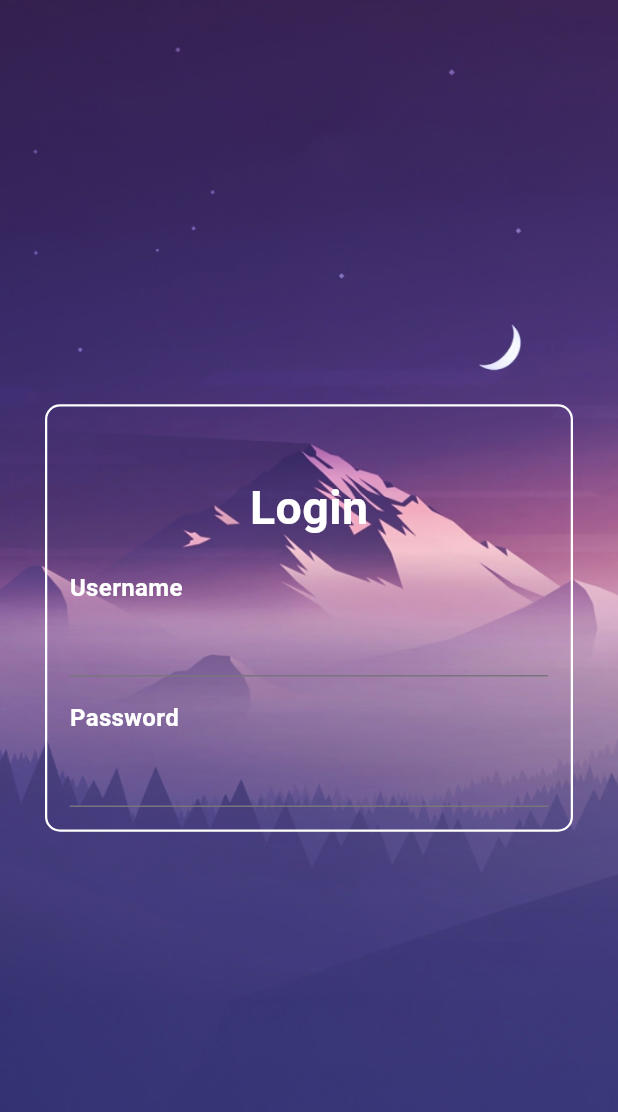
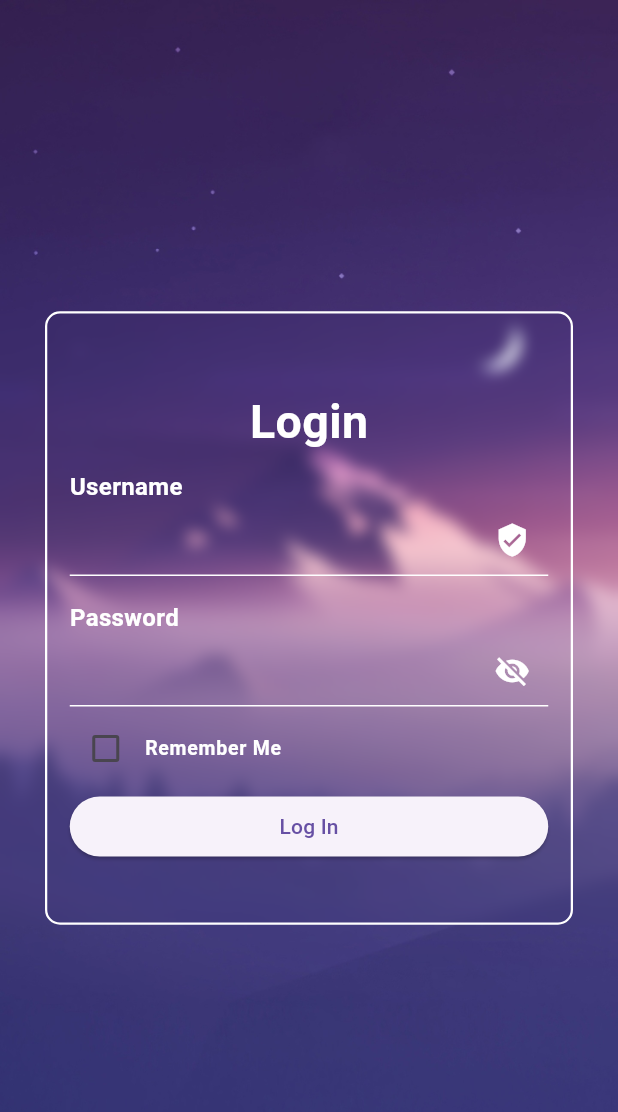
Before and after one commit to levietduc2000cb/bailab9, a Flutter app: the screen it shows after launch, on a phone screen of 412 x 824 dp. Shown: the top 1112 px of the screen. Run offline on Flutter 3.47's test engine with Material 3 defaults, Android fonts, the phone set to English and light mode, and no system bars; our stand-ins replace shared_preferences; accounts and stored records are empty.

Commit message:
làmsÆửa phÃần view login

```diff
--- a/lib/apis/http_service.dart
+++ b/lib/apis/http_service.dart
@@ -37,21 +37,13 @@ class HttpService {
       "username": loginRequest.username,
       "password": loginRequest.password
     };
-
-    try {
       final response = await http.post(baseUrl, body: body);
-
-      // Success
       if (response.statusCode == 200) {
-        // If the server did return a 200 OK response,
-        // then parse the JSON.
         return LoginResponse.fromJson(jsonDecode(response.body));
       }
-    } catch (e) {
-      return null;
-    }
-
-    return null;
+      else{
+        return null;
+      }
   }
 
   static Future<User?> getCurrentAuthUser(String token) async {
--- a/lib/screens/login_screen.dart
+++ b/lib/screens/login_screen.dart
@@ -1,6 +1,11 @@
-import 'package:flutter/cupertino.dart';
+import 'dart:ui';
 import 'package:flutter/material.dart';
-import 'package:flutter/widgets.dart';
+import 'package:bailab9/apis/login_response.dart';
+import '../utils/local_storage.dart';
+import '../utils/constant.dart';
+import '../apis/http_service.dart';
+import '../apis/login_request.dart';
+import 'home_screen.dart';
 
 class LoginScreen extends StatelessWidget {
   const LoginScreen({super.key});
@@ -25,19 +30,28 @@ class _Login extends State<Login> {
   final _formLoginKey = GlobalKey<FormState>();
   TextEditingController userNameController = TextEditingController();
   TextEditingController passwordController = TextEditingController();
-  bool rememberMeChecked = false;
+  bool isRememberMe = false;
+  bool isVisibilityPassword = false;
 
   @override
   Widget build(BuildContext context) {
     return Scaffold(
         body: Stack(
       children: [
-        Positioned.fill(child: SingleChildScrollView(
-        child:Image.asset("images/bg.jpeg")
-        )),
+        Positioned.fill(
+            child: SingleChildScrollView(
+                child: Image.asset(
+          "images/bg.jpeg",
+          fit: BoxFit.cover,
+          alignment: Alignment.center,
+        ))),
         Center(
+          child: ClipRect(
+            child: BackdropFilter(
+              filter: ImageFilter.blur(sigmaX: 5, sigmaY: 5),
               child: Container(
-            padding: const EdgeInsets.all(15),
+                padding:
+                    const EdgeInsets.symmetric(horizontal: 15, vertical: 40),
                 margin: const EdgeInsets.symmetric(horizontal: 30),
                 decoration: BoxDecoration(
                   border: Border.all(
@@ -53,7 +67,7 @@ class _Login extends State<Login> {
                     crossAxisAlignment: CrossAxisAlignment.start,
                     children: [
                       Container(
-                    margin: const EdgeInsets.only(top: 30, bottom: 20),
+                        margin: const EdgeInsets.only(top: 10, bottom: 10),
                         child: const Align(
                           alignment: Alignment.center,
                           child: Text('Login',
@@ -61,18 +75,25 @@ class _Login extends State<Login> {
                                 fontWeight: FontWeight.bold,
                                 fontSize: 31,
                                 color: Colors.white,
-                        )),),
+                              )),
                         ),
-                  const Text("Username", style: TextStyle(fontSize: 16, fontWeight: FontWeight.bold, color: Colors.white)),
+                      ),
+                      const Text("Username",
+                          style: TextStyle(
+                              fontSize: 16,
+                              fontWeight: FontWeight.bold,
+                              color: Colors.white)),
                       TextFormField(
+                          cursorColor: Colors.white,
                           keyboardType: TextInputType.text,
                           controller: userNameController,
                           textInputAction: TextInputAction.next,
                           style: const TextStyle(color: Colors.white),
-
                           decoration: const InputDecoration(
-                        border: UnderlineInputBorder(
-                          borderSide: BorderSide(color: Colors.white),
+                            enabledBorder: UnderlineInputBorder(
+                              borderSide: BorderSide(
+                                  color: Colors
+                                      .white), // Màu sắc của đường viền khi không có tiêu điểm (focus)
                             ),
                             focusedBorder: UnderlineInputBorder(
                               borderSide: BorderSide(color: Colors.white),
@@ -80,6 +101,8 @@ class _Login extends State<Login> {
                             hintStyle: TextStyle(
                               color: Colors.white,
                             ),
+                            suffixIcon:
+                                Icon(Icons.verified_user, color: Colors.white),
                           ),
                           validator: (value) {
                             if (value == null || value.isEmpty) {
@@ -88,29 +111,75 @@ class _Login extends State<Login> {
                             return null;
                           }),
                       Container(
-                    margin: EdgeInsets.only(top: 16),
-                    child: const Text("Password", style: TextStyle(fontSize: 16, fontWeight: FontWeight.bold, color: Colors.white)),
+                        margin: const EdgeInsets.only(top: 16),
+                        child: const Text("Password",
+                            style: TextStyle(
+                                fontSize: 16,
+                                fontWeight: FontWeight.bold,
+                                color: Colors.white)),
                       ),
                       TextFormField(
+                          cursorColor: Colors.white,
                           keyboardType: TextInputType.text,
                           controller: passwordController,
                           textInputAction: TextInputAction.done,
+                          obscureText: isVisibilityPassword ? false : true,
                           style: const TextStyle(color: Colors.white),
-                      decoration: const InputDecoration(
-                        border: UnderlineInputBorder(
+                          decoration: InputDecoration(
+                              enabledBorder: const UnderlineInputBorder(
+                                borderSide: BorderSide(
+                                    color: Colors
+                                        .white), // Màu sắc của đường viền khi không có tiêu điểm (focus)
+                              ),
+                              focusedBorder: const UnderlineInputBorder(
                                 borderSide: BorderSide(color: Colors.white),
                               ),
-                        focusedBorder: UnderlineInputBorder(
-                          borderSide: BorderSide(color: Colors.white),
-                        ),
-                      ),
+                              suffixIcon: GestureDetector(
+                                  onTap: () {
+                                    setState(() {
+                                      isVisibilityPassword =
+                                          !isVisibilityPassword;
+                                    });
+                                  },
+                                  child: Icon(
+                                      isVisibilityPassword
+                                          ? Icons.visibility
+                                          : Icons.visibility_off,
+                                      color: Colors.white))),
                           validator: (value) {
                             if (value == null || value.isEmpty) {
                               return 'Please enter your password';
                             }
                             return null;
-                      })
+                          }),
+                      CheckboxListTile(
+                          title: Transform.translate(
+                              offset: const Offset(-10, 0),
+                              child: const Text("Remember Me",
+                                  style: TextStyle(
+                                      color: Colors.white,
+                                      fontSize: 13,
+                                      fontWeight: FontWeight.bold))),
+                          value: isRememberMe,
+                          controlAffinity: ListTileControlAffinity.leading,
+                          activeColor: Colors.blue,
+                          checkColor: Colors.white,
+                          contentPadding:
+                              const EdgeInsets.symmetric(horizontal: 4),
+                          onChanged: (value) {
+                            setState(() {
+                              isRememberMe = !isRememberMe;
+                            });
+                          }),
+                      SizedBox(
+                        width: double.infinity,
+                        child: ElevatedButton(
+                            onPressed: handleLogin,
+                            child: const Text("Log In")),
+                      )
                     ],
+                  ),
+                ),
               ),
             ),
           ),
@@ -118,4 +187,32 @@ class _Login extends State<Login> {
       ],
     ));
   }
+
+  Future handleLogin() async {
+    LoginRequest userLogin = LoginRequest(
+        username: userNameController.text.trim(),
+        password: passwordController.text.trim());
+
+    try{
+      LoginResponse? user = await HttpService.login(userLogin);
+      if (!mounted) return;
+      if (user != null) {
+        LocalStorage.setValue(Constants.token, user.token);
+        Navigator.push(context,
+            MaterialPageRoute(builder: (context) => const HomeScreen()));
+      } else {
+        ScaffoldMessenger.of(context).showSnackBar(
+          const SnackBar(
+            content: Text('User name or password is not valid!!!'),
+          ),
+        );
       }
+    }catch(e){
+      ScaffoldMessenger.of(context).showSnackBar(
+        const SnackBar(
+          content: Text('Login is failure!!!'),
+        ),
+      );
+    }
+  }
+}
--- a/lib/utils/constant.dart
+++ b/lib/utils/constant.dart
@@ -1,6 +1,6 @@
 class Constants {
-  static const String getAllPostByUserId = "";
-  static const String login = "";
-  static const String getCurrentAuthUser = "";
+  static const String getAllPostByUserId = "https://dummyjson.com/posts/user/";
+  static const String login = "https://dummyjson.com/auth/login";
+  static const String getCurrentAuthUser = "https://dummyjson.com/auth/me";
   static const String token = "token";
 }
```
Lines whose indentation alone changed are shown as unchanged.
